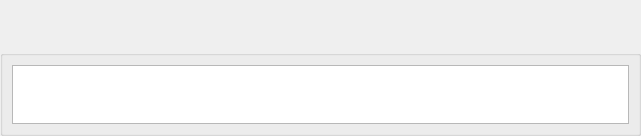
brettrjones/gotvptop, file GoTvApps/GoTvCommon/Forms/ActivityShowHelp.ui: the form before one commit.
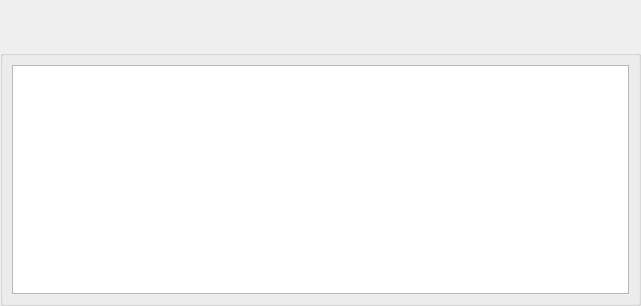
The form after the commit. Icons and pictures are not drawn. Custom widgets are drawn as their Qt base class.

Commit message: work on common app theme and information/help

Diff of the .ui file:
```diff
--- a/GoTvApps/GoTvCommon/Forms/ActivityShowHelp.ui
+++ b/GoTvApps/GoTvCommon/Forms/ActivityShowHelp.ui
@@ -7,7 +7,7 @@
     <x>0</x>
     <y>0</y>
     <width>641</width>
-    <height>136</height>
+    <height>306</height>
    </rect>
   </property>
   <property name="minimumSize">
@@ -19,95 +19,12 @@
   <property name="maximumSize">
    <size>
     <width>16777215</width>
-    <height>136</height>
+    <height>16777215</height>
    </size>
   </property>
   <property name="windowTitle">
    <string>Debug Settings</string>
   </property>
-  <property name="styleSheet">
-   <string notr="true">QDialog#ActivityAbout
-{   
-color: transparent;
-background-color: transparent;
-border: 1px solid transparent;
-border-radius: 8px; 
-}
-
-#StyledDlgTitleBox
-{   
-color: black;
-background-color: rgb(50,238,17);
-border: 2px solid green;
-border-top-left-radius: 8px; 
-border-top-right-radius: 8px;
-}
-
-#StyledDlgTitleLabel
-{   
-color: black;
-}
-
-#StyledDlgItemsBox
-{   
-background-color: rgb(50,238,17);
-border: 2px solid green;
-border-top-color: green; 
-border-bottom-left-radius: 8px; 
-border-bottom-right-radius: 8px;
-}
-QPushButton#CancelButton
-{
-color: white;
-font: bold 14px;
-border-width: 10;
-border-image: url(:/TruthOrDare/Resources/button_green_normal.png) 10;
-padding: -10;
-}
-QPushButton#CancelButton:pressed
-{
-border-width: 10;
-border-image: url(:/TruthOrDare/Resources/button_green_pressed.png) 10;
-padding: -10;
-}
-QPushButton#AcceptButton
-{
-color: white;
-font: bold 14px;
-border-width: 10;
-border-image: url(:/TruthOrDare/Resources/button_green_normal.png) 10;
-padding: -10;
-}
-QPushButton#AcceptButton:pressed
-{
-border-width: 10;
-border-image: url(:/TruthOrDare/Resources/button_green_pressed.png) 10;
-padding: -10;
-}
-QPushButton#ViewLogButton
-{
-color: white;
-font: bold 14px;
-border-width: 10;
-border-image: url(:/TruthOrDare/Resources/button_green_normal.png) 10;
-padding: -10;
-}
-QPushButton#ViewLogButton:pressed
-{
-border-width: 10;
-border-image: url(:/TruthOrDare/Resources/button_green_pressed.png) 10;
-padding: -10;
-}
-QLabel#PermissionLabel
-{
-font: bold 14px;
-}
-QLineEdit#FileNameEdit
-{
-background-color: rgb(238,238,238);
-}
-QPlainTextEdit#OfferMsgEdit</string>
-  </property>
   <layout class="QVBoxLayout" name="verticalLayout">
    <property name="spacing">
     <number>0</number>
@@ -164,6 +81,12 @@
    <header>TitleBarWidget.h</header>
    <container>1</container>
   </customwidget>
+  <customwidget>
+   <class>BottomBarWidget</class>
+   <extends>QWidget</extends>
+   <header location="global">BottomBarWidget.h</header>
+   <container>1</container>
+  </customwidget>
  </customwidgets>
  <resources/>
  <connections/>
```
Left out of the diff: 30 changed lines with no effect on the pictures. The commit also changes 192 other files.
